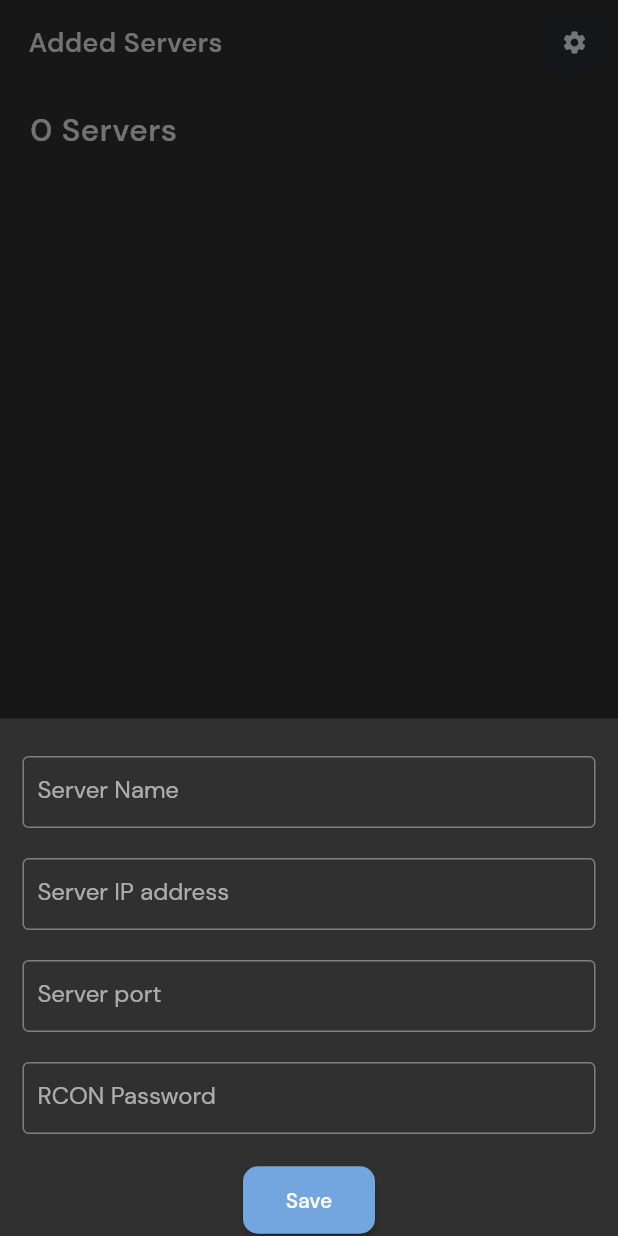
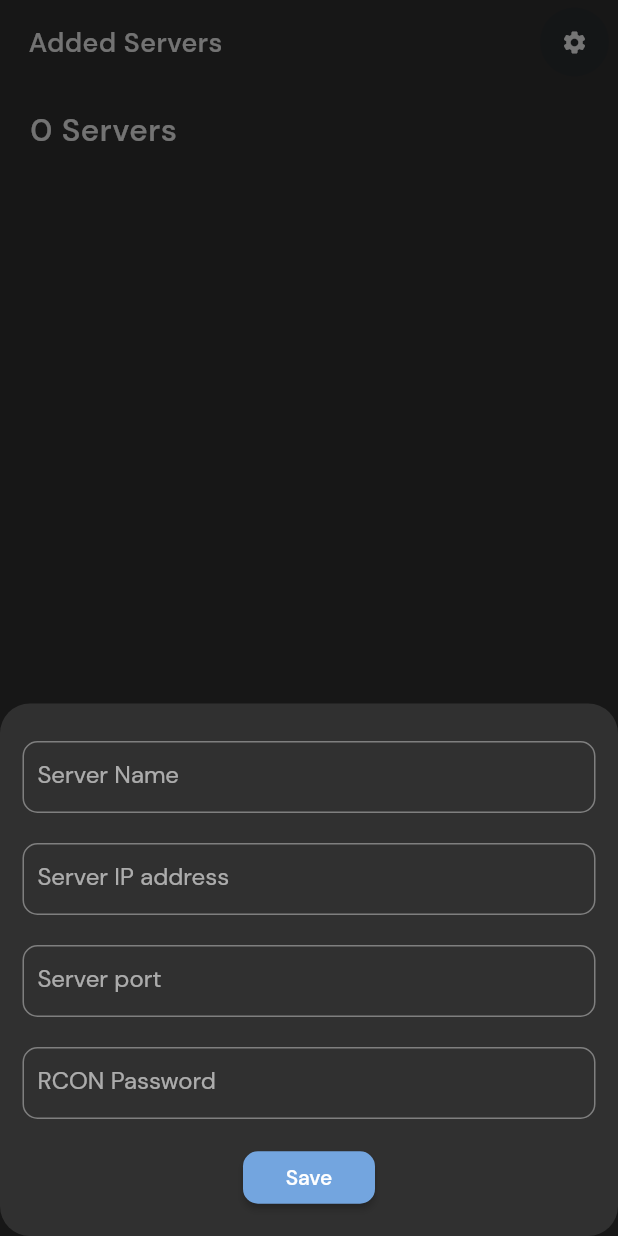
Before and after one commit to mohitkyadav/source-server-manager, a Flutter app: the screen it shows after launch, after a tap on the "add" icon, on a phone screen of 412 x 824 dp. Run offline on Flutter 3.47's test engine with Material 2 defaults, Android fonts, the phone set to English and light mode, and no system bars; our stand-ins replace flutter_slidable, font_awesome_flutter, shared_preferences; missing offline and left inert: source_server.

Commit message:
smooth add/edit server

```diff
--- a/lib/themes/styling.dart
+++ b/lib/themes/styling.dart
@@ -214,7 +214,11 @@ class AppStyles {
       String labelText) {
      return InputDecoration(
        contentPadding: const EdgeInsets.all(10.0),
-       border: const OutlineInputBorder(),
+       border: const OutlineInputBorder(
+         borderRadius: BorderRadius.all(
+           Radius.circular(10.0),
+         ),
+       ),
        hintText: hintText,
        labelText: labelText,
      );
--- a/lib/ui/pages/home_page/home_page.dart
+++ b/lib/ui/pages/home_page/home_page.dart
@@ -69,6 +69,9 @@ class _HomePageState extends State<HomePage> {
         showModalBottomSheet<Widget>(
             context: context,
             isScrollControlled: true,
+            shape: RoundedRectangleBorder(
+              borderRadius: BorderRadius.circular(20.0),
+            ),
             builder: (BuildContext context) => Container(
               child: AddServerForm(refreshServers: _getServers,),
             ));
@@ -81,6 +84,9 @@ class _HomePageState extends State<HomePage> {
     showModalBottomSheet<Widget>(
       context: context,
       isScrollControlled: true,
+      shape: RoundedRectangleBorder(
+        borderRadius: BorderRadius.circular(20.0),
+      ),
       builder: (BuildContext context) => Container(
         child: AddServerForm(refreshServers: _getServers, sv: sv,),
       )
--- a/lib/ui/widgets/add_server.dart
+++ b/lib/ui/widgets/add_server.dart
@@ -2,6 +2,7 @@ import 'dart:convert';
 import 'dart:io';
 
 import 'package:flutter/material.dart';
+import 'package:font_awesome_flutter/font_awesome_flutter.dart';
 import 'package:shared_preferences/shared_preferences.dart';
 import 'package:source_server/source_server.dart';
 
@@ -53,6 +54,7 @@ class _AddServerFormState extends State<AddServerForm> {
             bottom: MediaQuery.of(context).viewInsets.bottom,
             left: 15,
           ),
+          // color: ,
           child: Column(
             mainAxisSize: MainAxisSize.min,
             children: <Widget>[
@@ -62,7 +64,11 @@ class _AddServerFormState extends State<AddServerForm> {
                 initialValue: name,
                 decoration: InputDecoration(
                   contentPadding: const EdgeInsets.all(10.0),
-                  border: const OutlineInputBorder(),
+                  border: const OutlineInputBorder(
+                    borderRadius: BorderRadius.all(
+                      Radius.circular(10.0),
+                    ),
+                  ),
                   labelText: AppLocalizations.of(context)
                       .getTranslatedValue('form_name_field_txt'),
                   hintText: AppLocalizations.of(context)
@@ -77,7 +83,11 @@ class _AddServerFormState extends State<AddServerForm> {
                 initialValue: ip,
                 decoration: InputDecoration(
                   contentPadding: const EdgeInsets.all(10.0),
-                  border: const OutlineInputBorder(),
+                  border: const OutlineInputBorder(
+                    borderRadius: BorderRadius.all(
+                      Radius.circular(10.0),
+                    ),
+                  ),
                   labelText: AppLocalizations.of(context)
                       .getTranslatedValue('form_ip_field_txt'),
                   hintText: AppLocalizations.of(context)
@@ -93,7 +103,11 @@ class _AddServerFormState extends State<AddServerForm> {
                 keyboardType: TextInputType.number,
                 decoration: InputDecoration(
                   contentPadding: const EdgeInsets.all(10.0),
-                  border: const OutlineInputBorder(),
+                  border: const OutlineInputBorder(
+                    borderRadius: BorderRadius.all(
+                      Radius.circular(10.0),
+                    ),
+                  ),
                   labelText: AppLocalizations.of(context)
                       .getTranslatedValue('form_port_field_txt'),
                   hintText: AppLocalizations.of(context)
@@ -108,14 +122,18 @@ class _AddServerFormState extends State<AddServerForm> {
                 initialValue: password,
                 decoration: InputDecoration(
                   contentPadding: const EdgeInsets.all(10.0),
-                  border: const OutlineInputBorder(),
+                  border: const OutlineInputBorder(
+                    borderRadius: BorderRadius.all(
+                      Radius.circular(10.0),
+                    ),
+                  ),
                   labelText: AppLocalizations.of(context)
                       .getTranslatedValue('form_pass_field_txt'),
                   hintText: AppLocalizations.of(context)
                       .getTranslatedValue('form_pass_field_txt'),
                 ),
               ),
-              const SizedBox(height: 20,),
+              const SizedBox(height: 15,),
               MaterialButton(
                 onPressed: () {
                   if (_key.currentState.validate()) {
@@ -123,13 +141,14 @@ class _AddServerFormState extends State<AddServerForm> {
                     _connectToServer();
                   }
                 },
-                height: 45,
+                height: 35,
                 shape: const RoundedRectangleBorder(
                     borderRadius: BorderRadius.all(Radius.circular(10))),
                 color: AppStyles.blue2,
                 child: Text(AppLocalizations.of(context)
                     .getTranslatedValue('form_submit_btn_txt')),
               ),
+              const SizedBox(height: 15,),
             ],
           ),
         ),
--- a/pubspec.yaml
+++ b/pubspec.yaml
@@ -15,7 +15,7 @@ publish_to: 'none' # Remove this line if you wish to publish to pub.dev
 # In iOS, build-name is used as CFBundleShortVersionString while build-number used as CFBundleVersion.
 # Read more about iOS versioning at
 # https://developer.apple.com/library/archive/documentation/General/Reference/InfoPlistKeyReference/Articles/CoreFoundationKeys.html
-version: 1.0.5+21
+version: 1.0.6+22
 
 environment:
   sdk: ">=2.7.0 <3.0.0"
```
